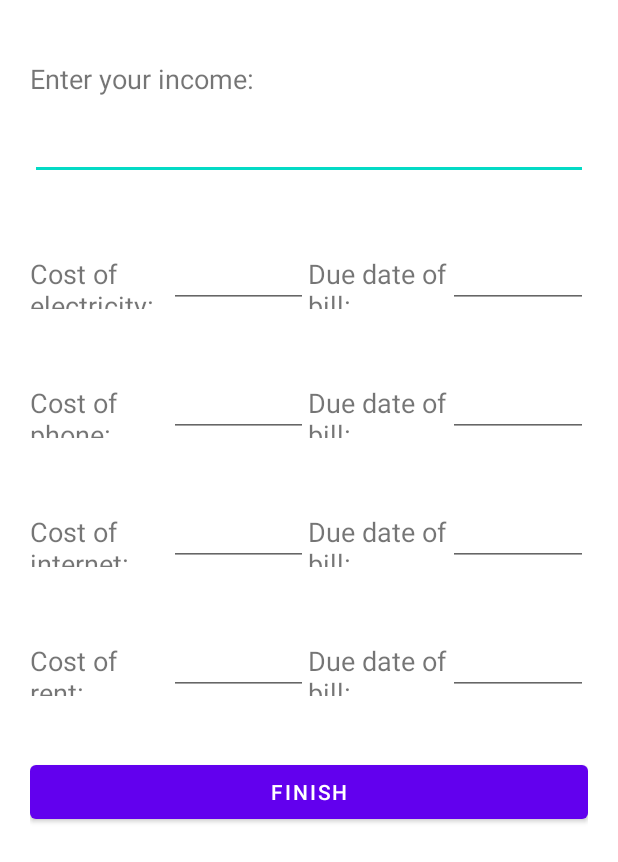
After one commit to Jadmgh/ConUHACK-Financial-App, an Android app: the BudgetInfo screen opened directly, with no data from a screen before it, on a phone screen of 412 x 824 dp. The commit adds this screen. Shown: the top 862 px of the screen. Run offline under Robolectric (Android 15) with nearby library versions, the phone set to English and light mode, and no system bars; our stand-ins replace Firebase (no records; nobody signed in at launch, a user with empty details on screens opened directly).

Commit message:
Made Bills, changed database, register done

```diff
--- /dev/null
+++ b/app/src/main/java/com/example/wally/Bill.java
@@ -0,0 +1,12 @@
+package com.example.wally;
+
+public class Bill {
+
+    public String name;
+    public String amount;
+
+    public Bill(String Name, String Amount) {
+        name = Name;
+        amount = Amount;
+    }
+}
--- /dev/null
+++ b/app/src/main/java/com/example/wally/BudgetInfo.java
@@ -0,0 +1,89 @@
+package com.example.wally;
+
+import androidx.annotation.NonNull;
+import androidx.appcompat.app.AppCompatActivity;
+
+import android.content.Intent;
+import android.os.Bundle;
+import android.view.View;
+import android.widget.Button;
+import android.widget.EditText;
+import android.widget.Toast;
+
+import com.google.android.gms.tasks.OnCompleteListener;
+import com.google.android.gms.tasks.Task;
+import com.google.firebase.database.FirebaseDatabase;
+
+import java.nio.charset.StandardCharsets;
+
+public class BudgetInfo extends AppCompatActivity {
+
+    public EditText editIncome, editElectricityBill, editElectricityBillDue, editPhoneBill, editPhoneBillDue, editInternetBill, editInternetBillDue, editRent, editRentDue;
+    private Button btnFinish;
+    public String electricityBillDue, electricityBill, phoneBill, phoneBillDue, internetBill, internetBillDue, rent, rentDue, editIncomeString;
+    private String userID;
+
+    @Override
+    protected void onCreate(Bundle savedInstanceState) {
+        super.onCreate(savedInstanceState);
+        setContentView(R.layout.activity_budget_info);
+
+        editIncome = (EditText) findViewById(R.id.editIncome);
+
+        editElectricityBill = (EditText) findViewById(R.id.editElectricityBill);
+        editElectricityBillDue = (EditText) findViewById(R.id.editElectricityBillDue);
+        editPhoneBill = (EditText) findViewById(R.id.editPhoneBill);
+        editPhoneBillDue = (EditText) findViewById(R.id.editPhoneBillDue);
+        editInternetBill = (EditText) findViewById(R.id.editInternetBill);
+        editInternetBillDue = (EditText) findViewById(R.id.editInternetBillDue);
+        editRent = (EditText) findViewById(R.id.editRent);
+        editRentDue = (EditText) findViewById(R.id.editRentDue);
+
+        btnFinish = (Button) findViewById(R.id.btnFinish);
+
+        btnFinish.setOnClickListener(new View.OnClickListener() {
+            @Override
+            public void onClick(View view) {
+                editIncomeString = editIncome.getText().toString();
+                electricityBillDue = editElectricityBillDue.getText().toString();
+                electricityBill = editElectricityBill.getText().toString();
+                phoneBill = editPhoneBill.getText().toString();
+                phoneBillDue = editPhoneBillDue.getText().toString();
+                internetBill = editInternetBill.getText().toString();
+                internetBillDue = editInternetBillDue.getText().toString();
+                rent = editRent.getText().toString();
+                rentDue = editRentDue.getText().toString();
+
+                Category electricityCategory = new Category("Electricity",electricityBill);
+                Category phoneCategory = new Category("Phone Bill",phoneBill);
+                Category internetCategory = new Category("Internet Bill",internetBill);
+                Category rentCategory = new Category("Rent",rent);
+
+                Bill electricityBill = new Bill("Electricity", electricityBillDue);
+                Bill phoneBill = new Bill("Phone Bill", phoneBillDue);
+                Bill internetBill = new Bill("Internet Bill", internetBillDue);
+                Bill rentBill = new Bill("Rent", rentDue);
+
+                Intent intent = getIntent();
+                String userID = intent.getStringExtra("userID");
+
+                FirebaseDatabase.getInstance().getReference("Users").child(userID).child("categories").child("Electricity").setValue(electricityCategory);
+                FirebaseDatabase.getInstance().getReference("Users").child(userID).child("categories").child("Phone Bill").setValue(phoneCategory);
+                FirebaseDatabase.getInstance().getReference("Users").child(userID).child("categories").child("Internet Bill").setValue(internetCategory);
+                FirebaseDatabase.getInstance().getReference("Users").child(userID).child("categories").child("Rent").setValue(rentCategory);
+
+                FirebaseDatabase.getInstance().getReference("Users").child(userID).child("income").setValue(editIncomeString);
+
+                FirebaseDatabase.getInstance().getReference("Users").child(userID).child("bills").child("Electricity").setValue(electricityBill);
+                FirebaseDatabase.getInstance().getReference("Users").child(userID).child("bills").child("Phone").setValue(phoneBill);
+                FirebaseDatabase.getInstance().getReference("Users").child(userID).child("bills").child("Internet").setValue(internetBill);
+                FirebaseDatabase.getInstance().getReference("Users").child(userID).child("bills").child("Rent").setValue(rentBill);
+
+
+                startActivity(new Intent(BudgetInfo.this,MainActivity.class));
+            }
+        });
+
+    }
+
+}
--- a/app/src/main/java/com/example/wally/Register.java
+++ b/app/src/main/java/com/example/wally/Register.java
@@ -90,15 +90,15 @@ public class Register extends AppCompatActivity {
             public void onComplete(@NonNull Task<AuthResult> task) {
                 if (task.isSuccessful()) {
                     User user = new User(email, password, FirebaseAuth.getInstance().getCurrentUser().getUid(),firstName, lastName);
-                    Toast.makeText(Register.this, "aeifa", Toast.LENGTH_SHORT).show();
                     FirebaseDatabase.getInstance().getReference("Users").child(FirebaseAuth.getInstance().getCurrentUser().getUid()).setValue(user)
                             .addOnCompleteListener(new OnCompleteListener<Void>() {
                                 @Override
                                 public void onComplete(@NonNull Task<Void> task) {
                                     if (task.isSuccessful()) {
                                         Toast.makeText(Register.this, "You have successfully been registered", Toast.LENGTH_LONG).show();
-                                        startActivity(new Intent(Register.this, MainActivity.class));
-
+                                        Intent i = new Intent(Register.this, BudgetInfo.class);
+                                        i.putExtra("userID",FirebaseAuth.getInstance().getCurrentUser().getUid() );
+                                        startActivity(i);
                                     } else {
                                         Toast.makeText(Register.this, "Failed to register. Try again!", Toast.LENGTH_LONG).show();
                                     }
--- a/app/src/main/java/com/example/wally/User.java
+++ b/app/src/main/java/com/example/wally/User.java
@@ -10,8 +10,8 @@ public class User {
 
     public String email, password, userID, firstName, lastName;
     public ArrayList<Category> categories;
+    public ArrayList<Bill> bills;
 
-    //    public String userID;
     public User(){
 
     }
--- /dev/null
+++ b/app/src/main/res/layout/activity_budget_info.xml
@@ -0,0 +1,171 @@
+<?xml version="1.0" encoding="utf-8"?>
+<LinearLayout xmlns:android="http://schemas.android.com/apk/res/android"
+    android:layout_width="match_parent"
+    android:layout_height="match_parent"
+    android:orientation="vertical"
+    android:padding="20dp">
+
+    <TextView
+        android:id="@+id/txtIncome"
+        android:layout_width="match_parent"
+        android:layout_height="wrap_content"
+        android:layout_marginTop="20dp"
+        android:text="Enter your income:"
+        android:textSize="18sp" />
+
+    <EditText
+        android:id="@+id/editIncome"
+        android:layout_width="match_parent"
+        android:layout_height="wrap_content"
+        android:inputType="numberDecimal"
+        android:layout_marginTop="10dp"
+        android:layout_marginBottom="20dp"/>
+
+    <LinearLayout
+        android:layout_width="match_parent"
+        android:layout_height="wrap_content"
+        android:orientation="horizontal"
+        android:layout_marginTop="20dp"
+        android:layout_marginBottom="20dp">
+
+        <TextView
+            android:id="@+id/txtElectricityBill"
+            android:layout_width="0dp"
+            android:layout_height="wrap_content"
+            android:layout_weight="1"
+            android:text="Cost of electricity:"
+            android:textSize="18sp" />
+
+        <EditText
+            android:id="@+id/editElectricityBill"
+            android:layout_width="0dp"
+            android:layout_height="wrap_content"
+            android:layout_weight="1"
+            android:inputType="numberDecimal" />
+
+        <TextView
+            android:id="@+id/txtElectricityBillDue"
+            android:layout_width="0dp"
+            android:layout_height="wrap_content"
+            android:layout_weight="1"
+            android:text="Due date of bill:"
+            android:textSize="18sp" />
+        <EditText
+            android:id="@+id/editElectricityBillDue"
+            android:layout_width="0dp"
+            android:layout_height="wrap_content"
+            android:layout_weight="1"
+            android:inputType="date" />
+    </LinearLayout>
+
+    <LinearLayout
+        android:layout_width="match_parent"
+        android:layout_height="wrap_content"
+        android:orientation="horizontal"
+        android:layout_marginTop="20dp"
+        android:layout_marginBottom="20dp">
+        <TextView
+            android:id="@+id/txtPhoneBill"
+            android:layout_width="0dp"
+            android:layout_height="wrap_content"
+            android:layout_weight="1"
+            android:text="Cost of phone:"
+            android:textSize="18sp" />
+        <EditText
+            android:id="@+id/editPhoneBill"
+            android:layout_width="0dp"
+        android:layout_height="wrap_content"
+        android:layout_weight="1"
+        android:inputType="numberDecimal" />
+        <TextView
+            android:id="@+id/txtPhoneBillDue"
+            android:layout_width="0dp"
+            android:layout_height="wrap_content"
+            android:layout_weight="1"
+            android:text="Due date of bill:"
+            android:textSize="18sp" />
+        <EditText
+            android:id="@+id/editPhoneBillDue"
+            android:layout_width="0dp"
+            android:layout_height="wrap_content"
+            android:layout_weight="1"
+            android:inputType="date" />
+    </LinearLayout>
+
+    <LinearLayout
+        android:layout_width="match_parent"
+        android:layout_height="wrap_content"
+        android:orientation="horizontal"
+        android:layout_marginTop="20dp"
+        android:layout_marginBottom="20dp">
+        <TextView
+            android:id="@+id/txtInternetBill"
+            android:layout_width="0dp"
+            android:layout_height="wrap_content"
+            android:layout_weight="1"
+            android:text="Cost of internet:"
+            android:textSize="18sp" />
+        <EditText
+            android:id="@+id/editInternetBill"
+            android:layout_width="0dp"
+            android:layout_height="wrap_content"
+            android:layout_weight="1"
+            android:inputType="numberDecimal" />
+        <TextView
+            android:id="@+id/txtInternetBillDue"
+            android:layout_width="0dp"
+            android:layout_height="wrap_content"
+            android:layout_weight="1"
+            android:text="Due date of bill:"
+            android:textSize="18sp" />
+        <EditText
+            android:id="@+id/editInternetBillDue"
+            android:layout_width="0dp"
+            android:layout_height="wrap_content"
+            android:layout_weight="1"
+            android:inputType="date" />
+    </LinearLayout>
+
+    <LinearLayout
+        android:layout_width="match_parent"
+        android:layout_height="wrap_content"
+        android:orientation="horizontal"
+        android:layout_marginTop="20dp"
+        android:layout_marginBottom="20dp">
+        <TextView
+            android:id="@+id/txtRent"
+            android:layout_width="0dp"
+            android:layout_height="wrap_content"
+            android:layout_weight="1"
+            android:text="Cost of rent:"
+            android:textSize="18sp" />
+        <EditText
+            android:id="@+id/editRent"
+            android:layout_width="0dp"
+            android:layout_height="wrap_content"
+            android:layout_weight="1"
+            android:inputType="numberDecimal" />
+        <TextView
+            android:id="@+id/txtRentDue"
+            android:layout_width="0dp"
+            android:layout_height="wrap_content"
+            android:layout_weight="1"
+            android:text="Due date of bill:"
+            android:textSize="18sp" />
+        <EditText
+            android:id="@+id/editRentDue"
+            android:layout_width="0dp"
+            android:layout_height="wrap_content"
+            android:layout_weight="1"
+            android:inputType="date" />
+    </LinearLayout>
+
+    <Button
+        android:id="@+id/btnFinish"
+        android:layout_width="match_parent"
+        android:layout_height="wrap_content"
+        android:layout_marginTop="20dp"
+        android:layout_marginBottom="20dp"
+        android:text="Finish" />
+
+</LinearLayout>
--- a/app/src/main/res/layout/activity_register.xml
+++ b/app/src/main/res/layout/activity_register.xml
@@ -16,8 +16,8 @@
         android:inputType="textPersonName"
         android:textAlignment="center"
         android:textColor="@color/black"
-        tools:layout_editor_absoluteX="100dp"
-        tools:layout_editor_absoluteY="380dp" />
+        app:layout_constraintTop_toBottomOf="@+id/editFirstName"
+        tools:layout_editor_absoluteX="100dp" />
 
     <EditText
         android:id="@+id/editMakePassword"
@@ -27,8 +27,9 @@
         android:hint="Password"
         android:inputType="textPersonName"
         android:textAlignment="center"
-        tools:layout_editor_absoluteX="100dp"
-        tools:layout_editor_absoluteY="478dp" />
+        app:layout_constraintBottom_toTopOf="@+id/btnRegister"
+        app:layout_constraintTop_toBottomOf="@+id/editEmail"
+        tools:layout_editor_absoluteX="100dp" />
 
     <EditText
         android:id="@+id/editEmail"
@@ -38,8 +39,8 @@
         android:hint="Email"
         android:inputType="textPersonName"
         android:textAlignment="center"
-        tools:layout_editor_absoluteX="100dp"
-        tools:layout_editor_absoluteY="429dp" />
+        app:layout_constraintTop_toBottomOf="@+id/editLastName"
+        tools:layout_editor_absoluteX="100dp" />
 
     <EditText
         android:id="@+id/editFirstName"
@@ -58,8 +59,9 @@
         android:layout_height="wrap_content"
         android:backgroundTint="#056608"
         android:text="@string/register_now"
-        tools:layout_editor_absoluteX="129dp"
-        tools:layout_editor_absoluteY="562dp" />
+        app:layout_constraintBottom_toBottomOf="parent"
+        app:layout_constraintTop_toBottomOf="@+id/editEmail"
+        tools:layout_editor_absoluteX="129dp" />
 
     <ImageButton
         android:id="@+id/imageButton5"
--- a/app/src/main/res/values/themes.xml
+++ b/app/src/main/res/values/themes.xml
@@ -1,6 +1,6 @@
 <resources xmlns:tools="http://schemas.android.com/tools">
     <!-- Base application theme. -->
-    <style name="Theme.Wally" parent="Theme.MaterialComponents.DayNight.DarkActionBar">
+    <style name="Theme.Wally" parent="Theme.MaterialComponents.DayNight.NoActionBar">
         <!-- Primary brand color. -->
         <item name="colorPrimary">@color/purple_500</item>
         <item name="colorPrimaryVariant">@color/purple_700</item>
```
Also changed, not shown: app/src/main/AndroidManifest.xml (+7 -0 lines).
